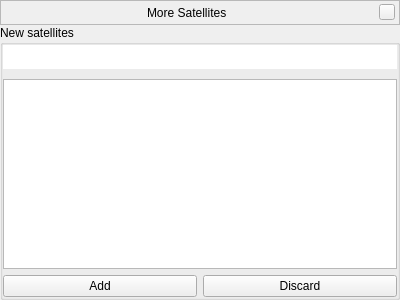
The window that plugins/Satellites/src/gui/satellitesImportDialog.ui (519984307/stellarium_src) describes before a commit, drawn with Qt 5.
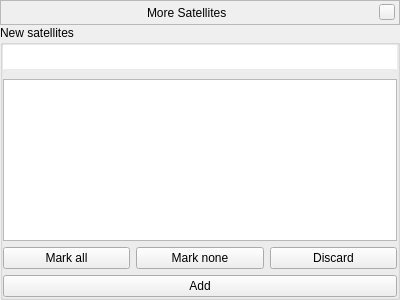
The same window after the commit. The open tabs and pages were chosen to show the change. Icons and pictures are not drawn. Custom widgets are drawn as their Qt base class.

Commit message: Satellites: + buttons to mark/unmark all satellites in the filtered box

```diff
--- a/plugins/Satellites/src/gui/satellitesImportDialog.ui
+++ b/plugins/Satellites/src/gui/satellitesImportDialog.ui
@@ -78,7 +78,7 @@
       <item>
        <widget class="QLabel" name="stelWindowTitle">
         <property name="text">
-         <string notr="false" extracomment="The title of the window will be set during runtime">More Satellites</string>
+         <string extracomment="The title of the window will be set during runtime">More Satellites</string>
         </property>
        </widget>
       </item>
@@ -122,9 +122,6 @@
    </item>
    <item>
     <widget class="QStackedWidget" name="stackedWidget">
-     <property name="currentIndex">
-      <number>0</number>
-     </property>
      <widget class="QWidget" name="pageStart">
       <layout class="QVBoxLayout" name="verticalLayout">
        <property name="spacing">
@@ -186,27 +183,41 @@
            <number>0</number>
           </property>
           <item row="2" column="0">
-           <widget class="QPushButton" name="pushButtonAdd">
+           <widget class="QPushButton" name="pushButtonMarkAll">
             <property name="text">
-             <string>Add</string>
+             <string>Mark all</string>
             </property>
            </widget>
           </item>
           <item row="2" column="1">
+           <widget class="QPushButton" name="pushButtonMarkNone">
+            <property name="text">
+             <string>Mark none</string>
+            </property>
+           </widget>
+          </item>
+          <item row="2" column="2">
            <widget class="QPushButton" name="pushButtonDiscard">
             <property name="text">
              <string>Discard</string>
             </property>
            </widget>
           </item>
-          <item row="1" column="0" colspan="2">
+          <item row="3" column="0" colspan="3">
+           <widget class="QPushButton" name="pushButtonAdd">
+            <property name="text">
+             <string>Add</string>
+            </property>
+           </widget>
+          </item>
+          <item row="1" column="0" colspan="3">
            <widget class="QListView" name="listView">
             <property name="uniformItemSizes">
              <bool>true</bool>
             </property>
            </widget>
           </item>
-          <item row="0" column="0" colspan="2">
+          <item row="0" column="0" colspan="3">
            <widget class="QLineEdit" name="lineEditSearch">
             <property name="styleSheet">
              <string notr="true">QLineEdit {
```
Left out of the diff: 5 changed lines with no effect on the pictures. The commit also changes 2 other files.
